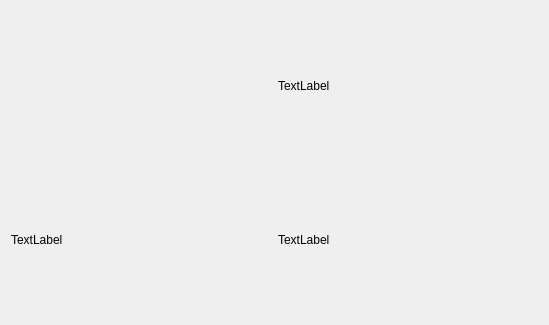
Old version of the form ProductivityTracker/SkillWidget.ui in the repository VogelAnt/ToDoList.
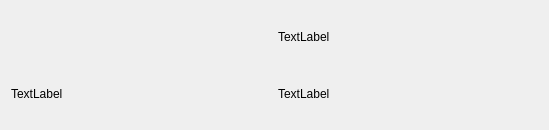
New version of the form.

What changed in the file:
```diff
--- a/ProductivityTracker/SkillWidget.ui
+++ b/ProductivityTracker/SkillWidget.ui
@@ -7,7 +7,7 @@
     <x>0</x>
     <y>0</y>
     <width>549</width>
-    <height>325</height>
+    <height>130</height>
    </rect>
   </property>
   <property name="windowTitle">
```
